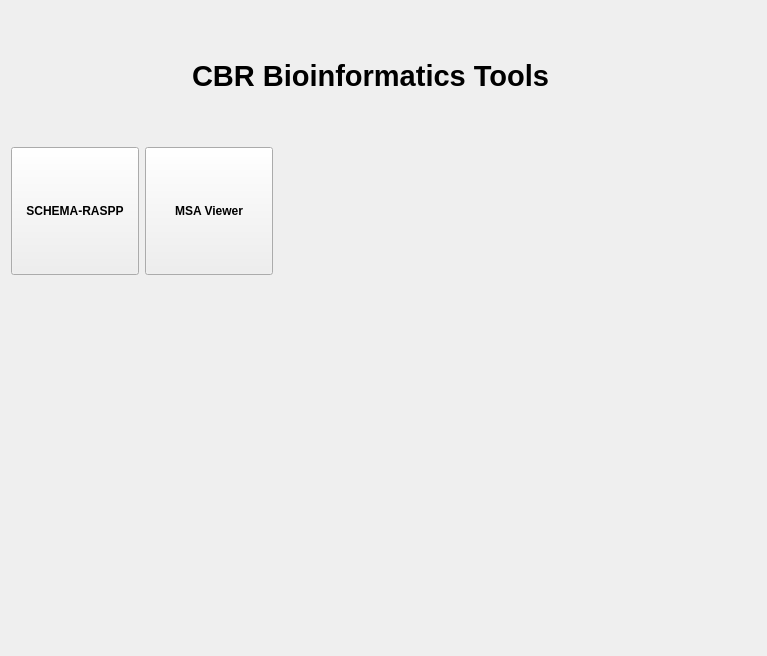
Old version of the form cbr/main/Main.ui in the repository TUM-CBR/pymol-plugins.
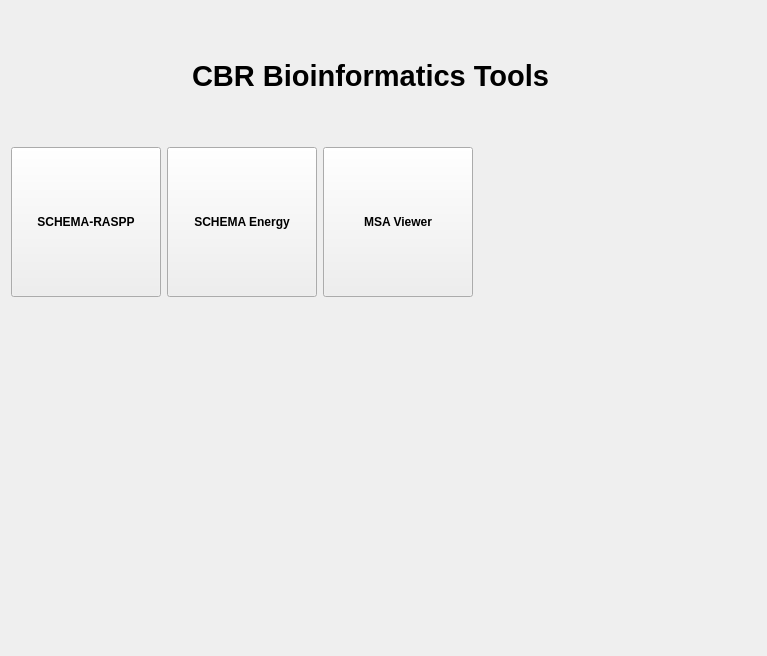
New version of the form. Icons and pictures are not drawn.

Commit message: Start developing UI for running SCHEMA energy

```diff
--- a/cbr/main/Main.ui
+++ b/cbr/main/Main.ui
@@ -15,7 +15,10 @@
   </property>
   <property name="styleSheet">
    <string notr="true">.QPushButton {
-	padding: 10px
+	padding: 10px;
+	min-width: 128px;
+	min-height: 128px;
+	font-weight: bold;
 }</string>
   </property>
   <layout class="QVBoxLayout" name="verticalLayout">
@@ -69,8 +72,8 @@
       <widget class="QPushButton" name="schemaRasppButton">
        <property name="minimumSize">
         <size>
-         <width>128</width>
-         <height>128</height>
+         <width>150</width>
+         <height>150</height>
         </size>
        </property>
        <property name="font">
@@ -95,12 +98,22 @@
        </property>
       </widget>
      </item>
+     <item>
+      <widget class="QPushButton" name="schemaEnergyButton">
+       <property name="styleSheet">
+        <string notr="true">image: url(:/resources/schema.png);</string>
+       </property>
+       <property name="text">
+        <string>SCHEMA Energy</string>
+       </property>
+      </widget>
+     </item>
      <item>
       <widget class="QPushButton" name="msaViewerButton">
        <property name="minimumSize">
         <size>
-         <width>128</width>
-         <height>128</height>
+         <width>150</width>
+         <height>150</height>
         </size>
        </property>
        <property name="font">
```
The commit also changes 12 other files.
